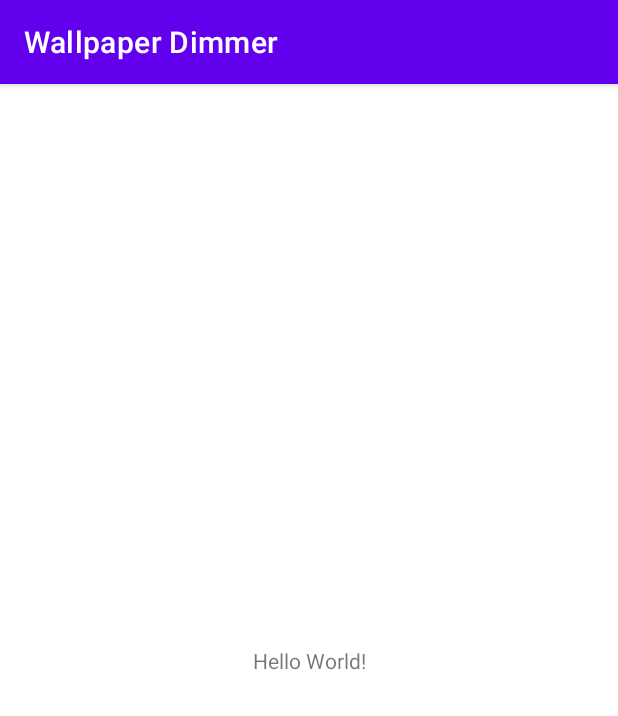
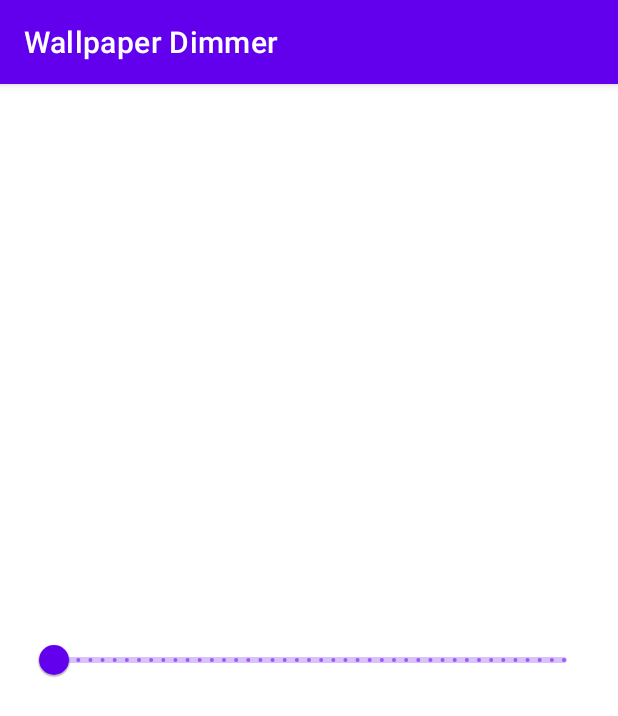
Before and after one commit to witelokk/WallpaperDimmerAndroid13, an Android app: the screen it shows after launch (MainActivity), on a phone screen of 412 x 824 dp. Shown: the top 716 px of the screen. Run offline under Robolectric (Android 15) with nearby library versions, the phone set to English and light mode, and no system bars; libraries missing offline, so code that uses them is left out: com.topjohnwu.superuser; 3 statements that could not run were skipped.

Commit message:
add core functionality

```diff
--- a/app/src/main/res/layout/activity_main.xml
+++ b/app/src/main/res/layout/activity_main.xml
@@ -6,13 +6,17 @@
     android:layout_height="match_parent"
     tools:context=".MainActivity">
 
-    <TextView
-        android:layout_width="wrap_content"
+    <com.google.android.material.slider.Slider
+        android:id="@+id/dim_slider"
+        android:layout_width="0dp"
         android:layout_height="wrap_content"
-        android:text="Hello World!"
+        android:layout_marginStart="20dp"
+        android:layout_marginEnd="20dp"
+        android:stepSize="1"
+        android:valueFrom="0"
+        android:valueTo="100"
         app:layout_constraintBottom_toBottomOf="parent"
         app:layout_constraintEnd_toEndOf="parent"
         app:layout_constraintStart_toStartOf="parent"
         app:layout_constraintTop_toTopOf="parent" />
-
 </androidx.constraintlayout.widget.ConstraintLayout>
--- a/app/src/main/res/values/strings.xml
+++ b/app/src/main/res/values/strings.xml
@@ -1,3 +1,4 @@
 <resources>
     <string name="app_name">Wallpaper Dimmer</string>
+    <string name="no_permission_toast">Grant root permission in Magisk app</string>
 </resources>
```
Also changed, not shown: app/src/main/java/com/witelokk/wallpaperdimmer/MainActivity.kt (+37 -1 lines).
